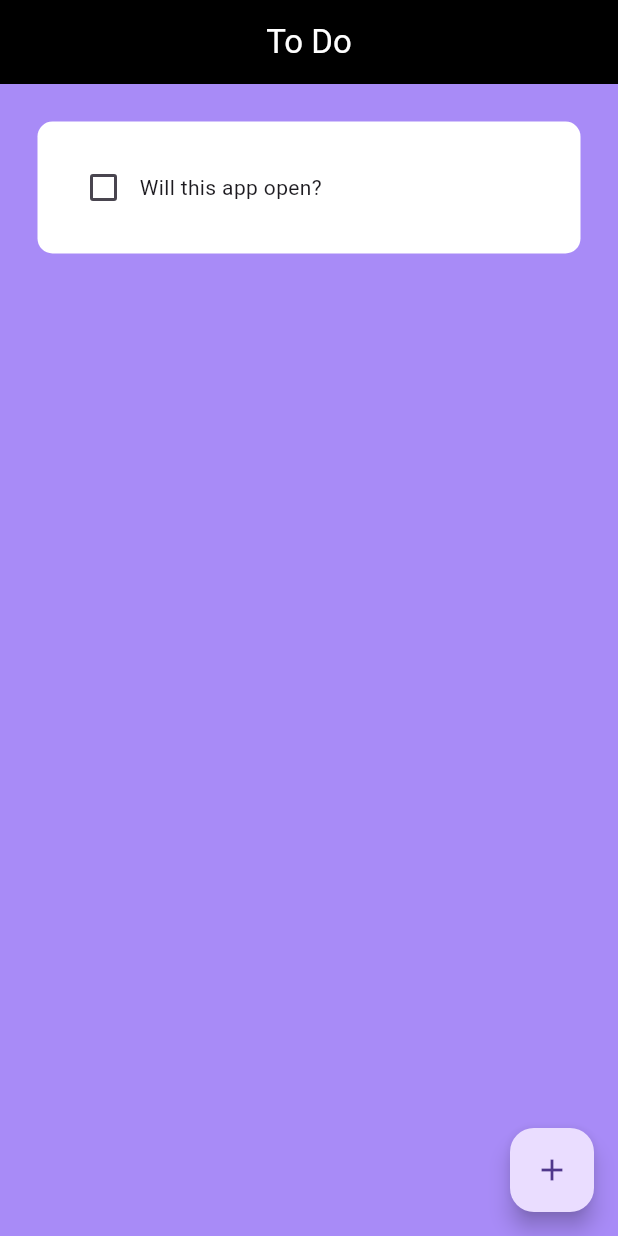
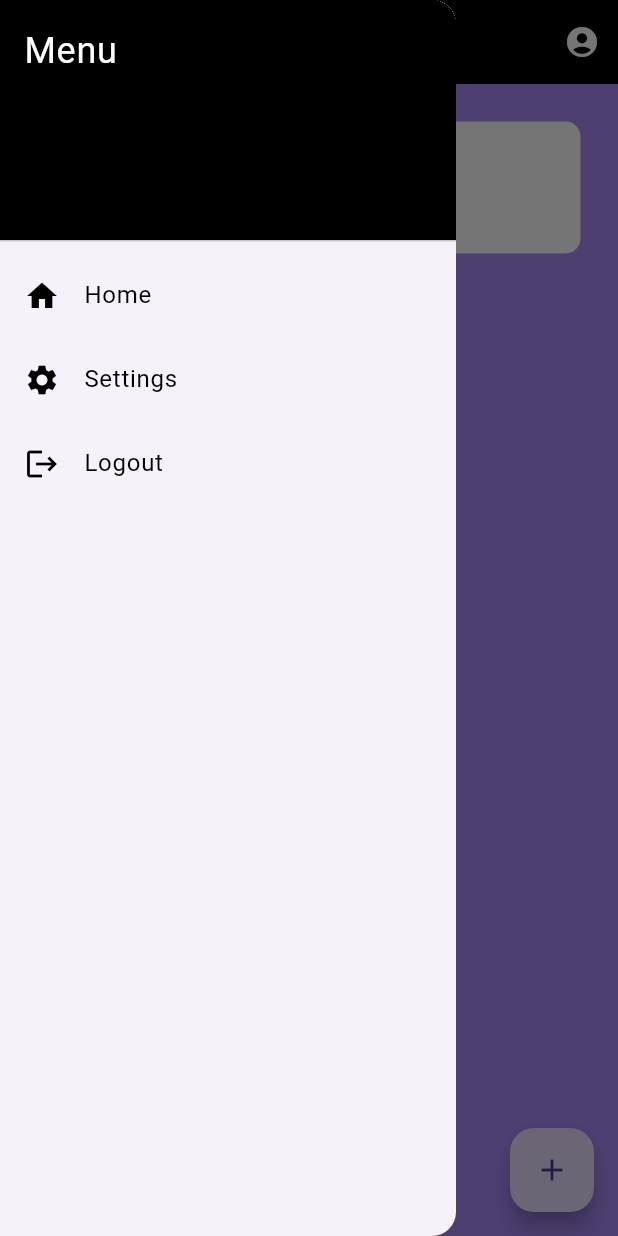
Before and after one commit to CPT-Dawn/Work-Needed-To-Do, a Flutter app: the screen it shows after launch, with the side drawer open (before the commit the screen has no drawer), on a phone screen of 412 x 824 dp. Run offline on Flutter 3.47's test engine with Material 3 defaults, Android fonts, the light colour scheme and no system bars; drawn by our look-alikes of flutter_slidable.

Commit message:
added the account icon and the slidebar

```diff
--- a/lib/Pages/home_page.dart
+++ b/lib/Pages/home_page.dart
@@ -39,7 +39,7 @@ class _HomePageState extends State<HomePage> {
         return DialogBox(
           controller: _controller,
           onSave: saveNewTask,
-          onCancel: () => Navigator.of(context).pop,
+          onCancel: () => Navigator.of(context).pop(),
         );
       },
     );
@@ -62,6 +62,58 @@ class _HomePageState extends State<HomePage> {
           'To Do',
           style: TextStyle(color: Colors.white),
         ),
+        iconTheme: const IconThemeData(
+            color: Colors.white), // Set the drawer icon color to white
+        actions: [
+          IconButton(
+            icon: const Icon(Icons.account_circle, color: Colors.white),
+            onPressed: () {
+              // Add your account icon action here
+            },
+          ),
+        ],
+      ),
+      drawer: Drawer(
+        child: ListView(
+          padding: EdgeInsets.zero,
+          children: [
+            const DrawerHeader(
+              decoration: BoxDecoration(
+                color: Colors.black,
+              ),
+              child: Text(
+                'Menu',
+                style: TextStyle(
+                  color: Colors.white,
+                  fontSize: 24,
+                ),
+              ),
+            ),
+            ListTile(
+              leading: const Icon(Icons.home, color: Colors.black),
+              title: const Text('Home', style: TextStyle(color: Colors.black)),
+              onTap: () {
+                Navigator.pop(context);
+              },
+            ),
+            ListTile(
+              leading: const Icon(Icons.settings, color: Colors.black),
+              title:
+                  const Text('Settings', style: TextStyle(color: Colors.black)),
+              onTap: () {
+                Navigator.pop(context);
+              },
+            ),
+            ListTile(
+              leading: const Icon(Icons.logout, color: Colors.black),
+              title:
+                  const Text('Logout', style: TextStyle(color: Colors.black)),
+              onTap: () {
+                Navigator.pop(context);
+              },
+            ),
+          ],
+        ),
       ),
       floatingActionButton: FloatingActionButton(
         onPressed: createNewTask,
@@ -76,7 +128,8 @@ class _HomePageState extends State<HomePage> {
             onChanged: (value) => checkBoxChanged(value, index),
             deletefunction: (context) => deleteTask(index),
           );
-          }),
+        },
+      ),
     );
   }
 }
```
Lines whose indentation alone changed are shown as unchanged.
